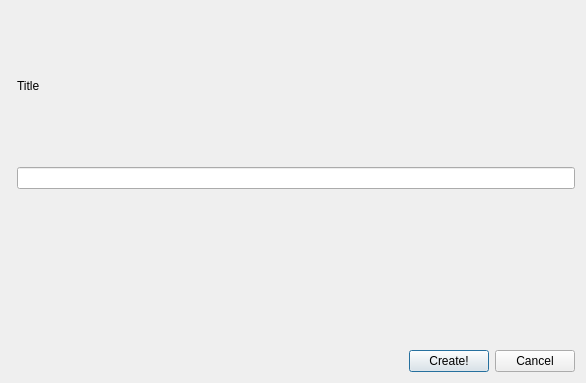
Old version of the form copasi/UI/DefaultplotDialog.ui in the repository copasi/COPASI.
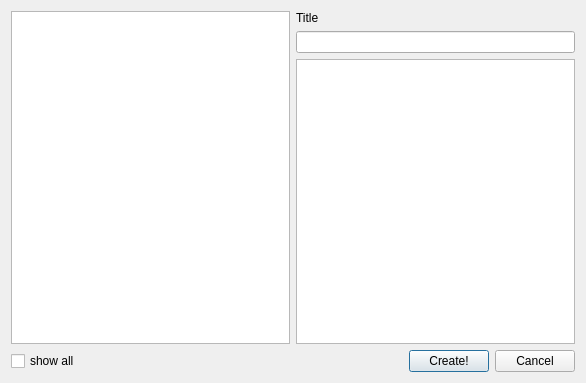
New version of the form. Custom widgets are drawn as their Qt base class.

Commit message: Add a checkbox to the output assistant to allow showing only outputs relevant to specific tasks. Reason: The list of output definitions got rather long after the lastest additional output definitions were added

Patch:
```diff
--- a/copasi/UI/DefaultplotDialog.ui
+++ b/copasi/UI/DefaultplotDialog.ui
@@ -26,15 +26,9 @@
   <property name="windowTitle">
    <string>Form1</string>
   </property>
-  <layout class="QGridLayout">
+  <layout class="QGridLayout" name="gridLayout">
    <item row="0" column="0" rowspan="3">
-    <widget class="Q3ListBox" name="listBox">
-     <item>
-      <property name="text">
-       <string>New Item</string>
-      </property>
-     </item>
-    </widget>
+    <widget class="QListWidget" name="listBox"/>
    </item>
    <item row="0" column="1">
     <widget class="QLabel" name="titleLabel">
@@ -50,10 +44,17 @@
     <widget class="QLineEdit" name="lineEditTitle"/>
    </item>
    <item row="2" column="1">
-    <widget class="Q3TextEdit" name="textEdit"/>
+    <widget class="QTextEdit" name="textEdit"/>
    </item>
    <item row="3" column="0" colspan="2">
     <layout class="QHBoxLayout">
+     <item>
+      <widget class="QCheckBox" name="checkBox">
+       <property name="text">
+        <string>show all</string>
+       </property>
+      </widget>
+     </item>
      <item>
       <spacer name="spacerButtons">
        <property name="orientation">
@@ -90,24 +91,6 @@
  </widget>
  <layoutdefault spacing="6" margin="11"/>
  <pixmapfunction>qPixmapFromMimeSource</pixmapfunction>
- <customwidgets>
-  <customwidget>
-   <class>Q3Frame</class>
-   <extends>QFrame</extends>
-   <header>Qt3Support/Q3Frame</header>
-   <container>1</container>
-  </customwidget>
-  <customwidget>
-   <class>Q3ListBox</class>
-   <extends>Q3Frame</extends>
-   <header>q3listbox.h</header>
-  </customwidget>
-  <customwidget>
-   <class>Q3TextEdit</class>
-   <extends>Q3Frame</extends>
-   <header>q3textedit.h</header>
-  </customwidget>
- </customwidgets>
  <includes>
   <include location="global">vector</include>
   <include location="local">copasi.h</include>
```
Left out of the diff: 57 changed lines with no effect on the pictures. The commit also changes 2 other files.
